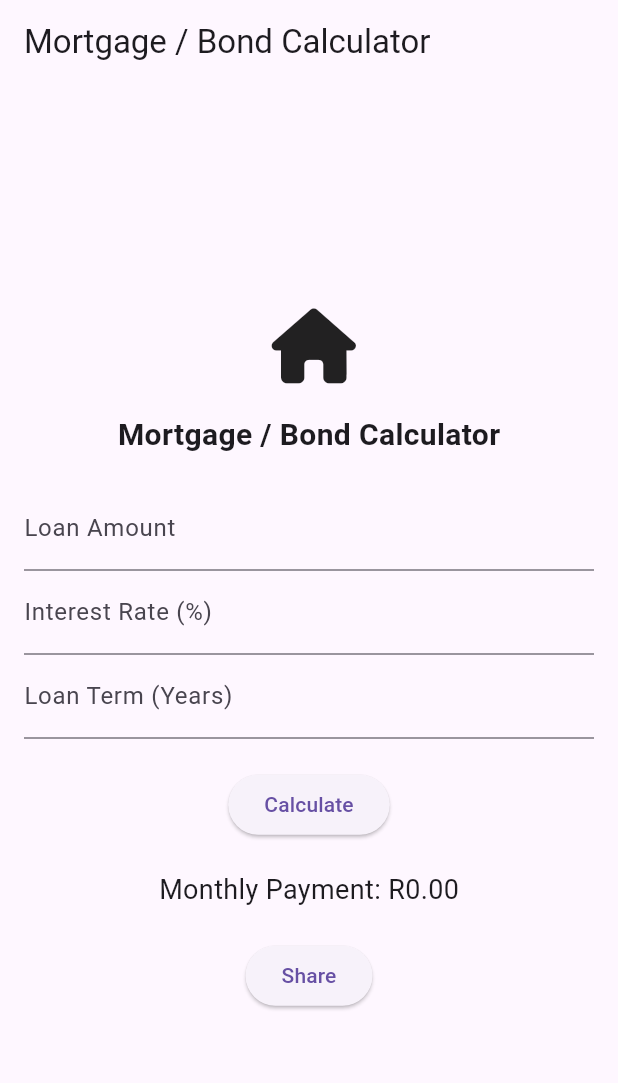
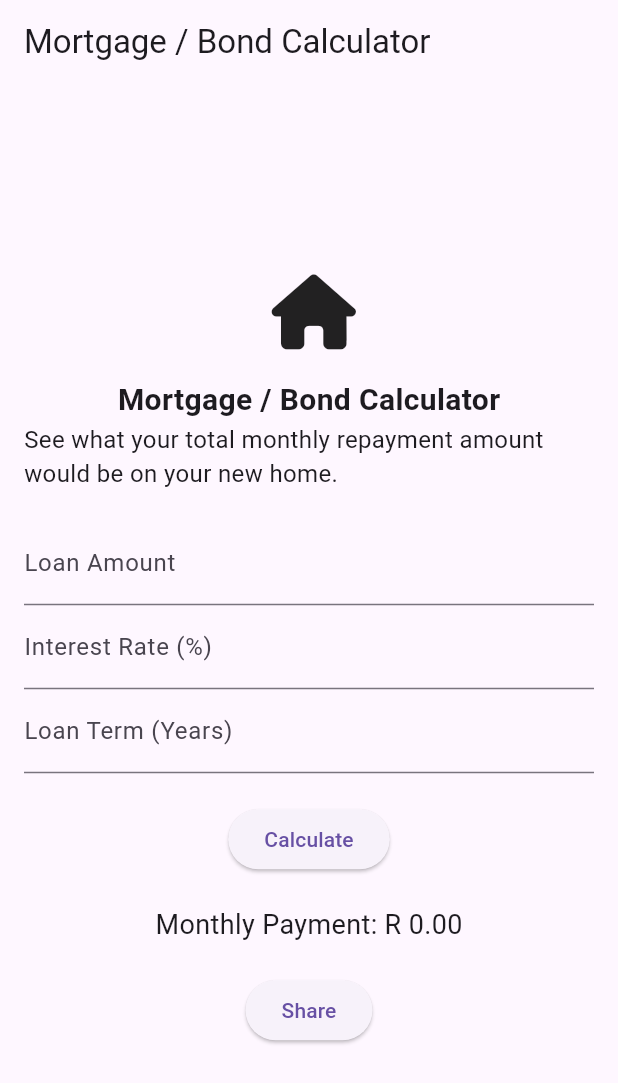
Before and after one commit to thilisadiki/bond_calculator-flutter-mobile-app, a Flutter app: the screen it shows after launch, on a phone screen of 412 x 824 dp. Shown: the top 1083 px of the screen. Run offline on Flutter 3.47's test engine with Material 3 defaults, Android fonts, the phone set to English and light mode, and no system bars; our stand-ins replace font_awesome_flutter, share.

Commit message:
sdk ver change

```diff
--- a/lib/main.dart
+++ b/lib/main.dart
@@ -74,6 +74,8 @@ class MyHomePageState extends State<MyHomePage> {
               'Mortgage / Bond Calculator',
               style: TextStyle(fontSize: 20, fontWeight: FontWeight.bold),
             ),
+            const Text('See what your total monthly repayment amount would be on your new home.',style: TextStyle(fontSize: 16),
+            ),
             const SizedBox(height: 20),
             TextFormField(
               controller: principalController,
@@ -99,7 +101,7 @@ class MyHomePageState extends State<MyHomePage> {
             ),
             const SizedBox(height: 20),
             Text(
-              'Monthly Payment: \R${monthlyPayment.toStringAsFixed(2)}',
+              'Monthly Payment: R ${monthlyPayment.toStringAsFixed(2)}',
               style: const TextStyle(fontSize: 18),
             ),
             const SizedBox(height: 20),
```
Also changed, not shown: 3 other files.
